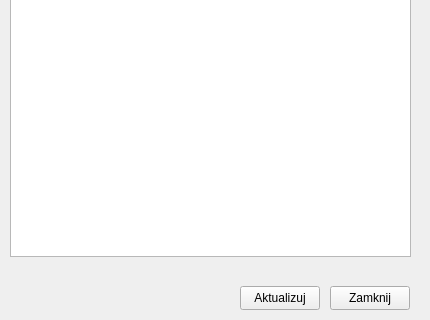
This is invoicedetailsview.ui in KubaSHL/InvoiceGeneratorLabProject as Qt 5 draws it before an edit; both pictures show x 0 to 430 and y 264 to 584 of the 430 by 584 pixel window. The edited form follows.
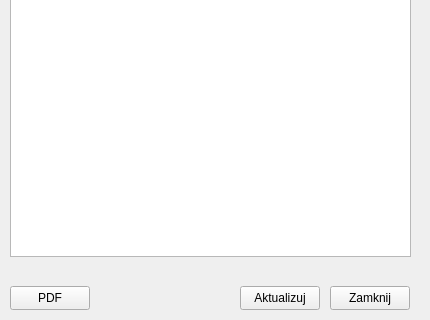
This is the edited form.

Commit message: Added invoice pdf print. Cannot delete contractor that is used on invoice. Pathfiles are now absolut. Still need refactor, mess with std:string and Qstring, my bad. PDFtamplate is not pretty, just proof of concept. Some closing buttons still bugy.

Patch:
```diff
--- a/invoicedetailsview.ui
+++ b/invoicedetailsview.ui
@@ -105,6 +105,19 @@
     </rect>
    </property>
   </widget>
+  <widget class="QPushButton" name="pushButton">
+   <property name="geometry">
+    <rect>
+     <x>10</x>
+     <y>550</y>
+     <width>80</width>
+     <height>24</height>
+    </rect>
+   </property>
+   <property name="text">
+    <string>PDF</string>
+   </property>
+  </widget>
  </widget>
  <resources/>
  <connections/>
```
The commit also changes 26 other files.
